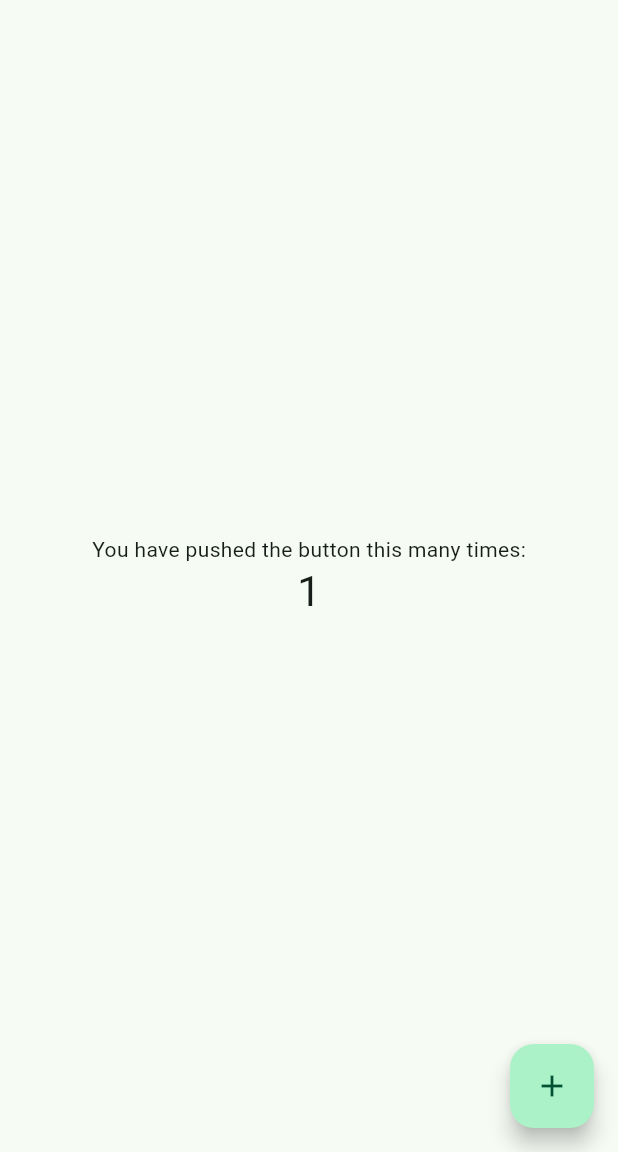
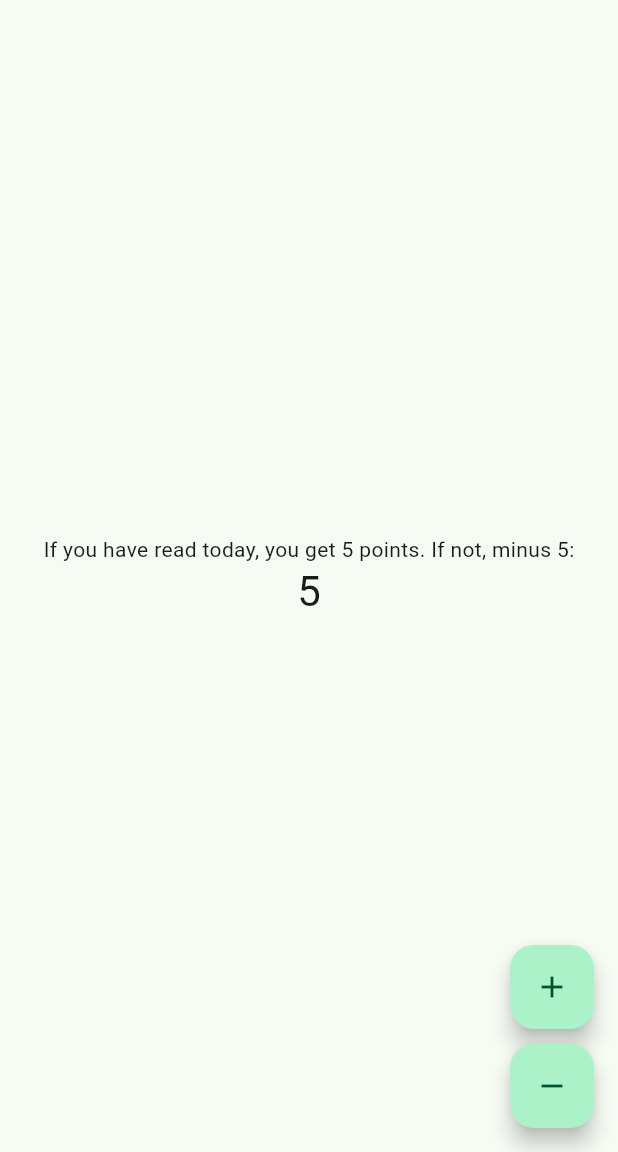
Before and after one commit to sp-mujuni/revision_counter, a Flutter app: the screen it shows after launch, after a tap on the "add" icon, on a phone screen of 412 x 824 dp, the part 84-1236 px from its top. Run offline on Flutter 3.47's test engine with Material 3 defaults, Android fonts, the phone set to English and light mode, and no system bars.

Commit message:
Update counter increment and decrement logic

```diff
--- a/lib/main.dart
+++ b/lib/main.dart
@@ -65,7 +65,13 @@ class _MyHomePageState extends State<MyHomePage> {
       // so that the display can reflect the updated values. If we changed
       // _counter without calling setState(), then the build method would not be
       // called again, and so nothing would appear to happen.
-      _counter++;
+      _counter = _counter + 5;
+    });
+  }
+
+  void _decrementCounter() {
+    setState(() {
+      _counter = _counter - 5;
     });
   }
 
@@ -107,7 +113,7 @@ class _MyHomePageState extends State<MyHomePage> {
           mainAxisAlignment: MainAxisAlignment.center,
           children: <Widget>[
             const Text(
-              'You have pushed the button this many times:',
+              'If you have read today, you get 5 points. If not, minus 5:',
             ),
             Text(
               '$_counter',
@@ -116,10 +122,21 @@ class _MyHomePageState extends State<MyHomePage> {
           ],
         ),
       ),
-      floatingActionButton: FloatingActionButton(
+      floatingActionButton: Column(
+        mainAxisAlignment: MainAxisAlignment.end,
+        children: [
+          FloatingActionButton(
         onPressed: _incrementCounter,
         tooltip: 'Increment',
         child: const Icon(Icons.add),
+          ),
+          const SizedBox(height: 10),
+          FloatingActionButton(
+        onPressed: _decrementCounter,
+        tooltip: 'Decrement',
+        child: const Icon(Icons.remove),
+          ),
+        ],
       ), // This trailing comma makes auto-formatting nicer for build methods.
     );
   }
```
